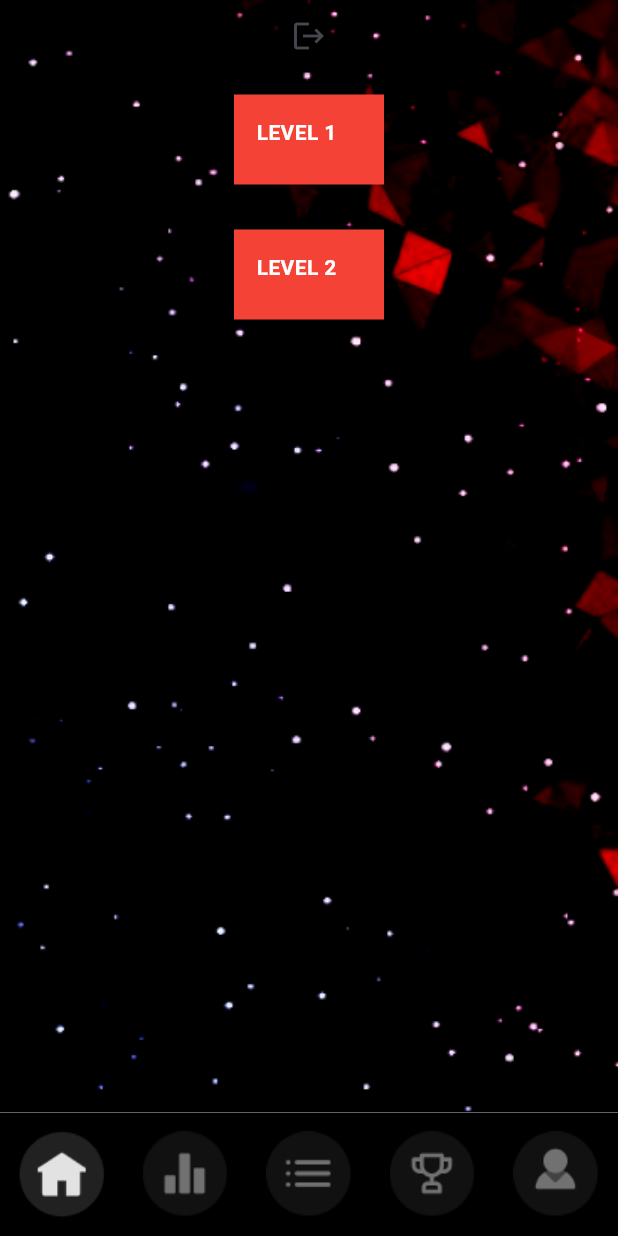
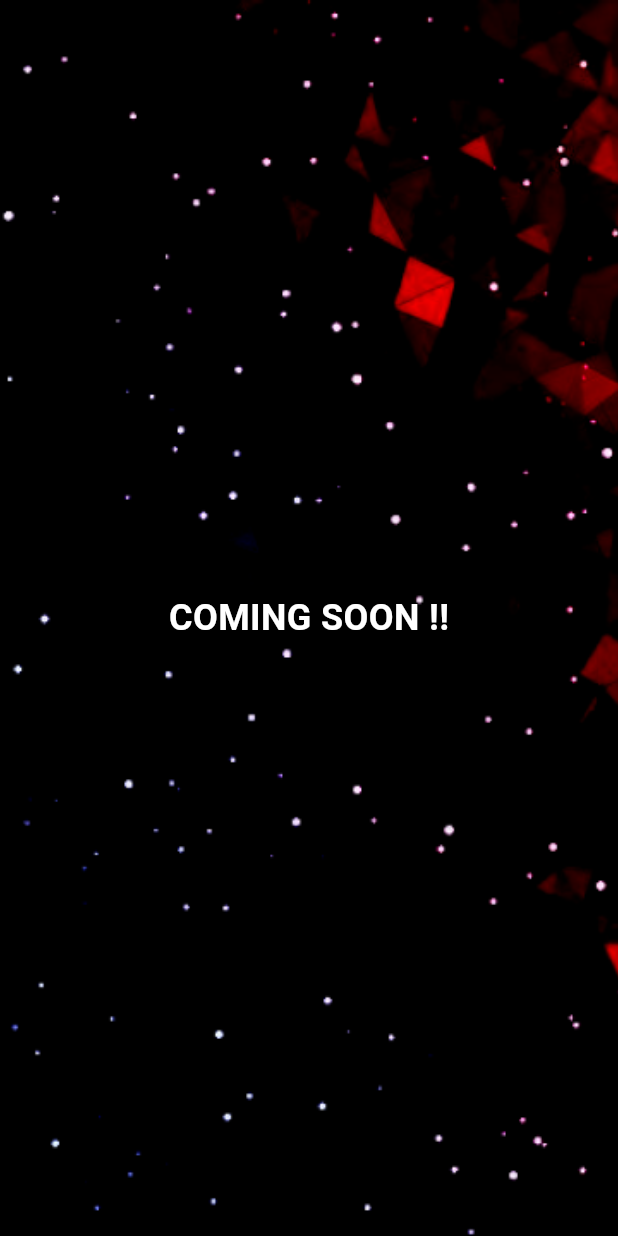
Before and after one commit to Amangupta0000/paradox2024_fronted, a Flutter app: the screen it shows after launch, after a tap on "LEVEL 2", on a phone screen of 412 x 824 dp. Run offline on Flutter 3.47's test engine with Material 3 defaults, Android fonts, the phone set to English and light mode, and no system bars; our stand-ins replace firebase_auth, firebase_core, get, sign_in_button; accounts and stored records are empty.

Commit message:
Coming soon page

```diff
--- /dev/null
+++ b/lib/features/home/screens/comingsoon.dart
@@ -0,0 +1,29 @@
+import 'package:flutter/material.dart';
+
+class comingsoon extends StatelessWidget {
+  const comingsoon({super.key});
+
+  @override
+  Widget build(BuildContext context) {
+    return Scaffold(
+      body: Container(
+        decoration: const BoxDecoration(
+          image: DecorationImage(
+            image: AssetImage("assets/bg.png"),
+            fit: BoxFit.cover,
+          ),
+        ),
+        child: const Center(
+          child: Text(
+            'COMING SOON !!',
+            style: TextStyle(
+              fontWeight: FontWeight.bold,
+              fontSize: 24,
+              color: Colors.white,
+            ),
+          ),
+        ),
+      ),
+    );
+  }
+}
--- a/lib/features/home/screens/home.dart
+++ b/lib/features/home/screens/home.dart
@@ -2,6 +2,7 @@ import 'package:firebase_auth/firebase_auth.dart';
 import 'package:flutter/cupertino.dart';
 import 'package:flutter/material.dart';
 import 'package:flutter/widgets.dart';
+import 'package:paradox_2024/features/home/screens/comingsoon.dart';
 import 'package:paradox_2024/features/home/screens/question_card_widget.dart';
 
 class HomeScreen extends StatelessWidget {
@@ -18,19 +19,24 @@ class HomeScreen extends StatelessWidget {
       mainAxisAlignment: MainAxisAlignment.center,
       children: [
         Center(
-          child: IconButton(onPressed: signOut, icon: Icon(Icons.logout)),
+          child: IconButton(
+            onPressed: signOut,
+            icon: const Icon(Icons.logout),
           ),
+        ),
+        const SizedBox(height: 200),
         GestureDetector(
           onTap: () {
             Navigator.of(context)
-                .push(MaterialPageRoute(builder: (ctx) => Question_Screen()));
+                .push(MaterialPageRoute(builder: (ctx) => const Question_Screen()));
           },
           child: Container(
             height: 60,
             width: 100,
             color: Colors.red,
-            margin: EdgeInsets.all(15),
-            padding: EdgeInsets.all(15),
+            margin: const EdgeInsets.all(15),
+            padding: const EdgeInsets.all(15),
+            child: const Center(
               child: Text(
                 'LEVEL 1',
                 style: TextStyle(
@@ -40,14 +46,19 @@ class HomeScreen extends StatelessWidget {
               ),
             ),
           ),
+        ),
         GestureDetector(
-          onTap: () {},
+          onTap: () {
+            Navigator.of(context)
+                .push(MaterialPageRoute(builder: (ctx) => const comingsoon()));
+          },
           child: Container(
             height: 60,
             width: 100,
             color: Colors.red,
-            margin: EdgeInsets.all(15),
-            padding: EdgeInsets.all(15),
+            margin: const EdgeInsets.all(15),
+            padding: const EdgeInsets.all(15),
+            child: const Center(
               child: Text(
                 'LEVEL 2',
                 style: TextStyle(
@@ -56,6 +67,7 @@ class HomeScreen extends StatelessWidget {
                 ),
               ),
             ),
+          ),
         )
       ],
     );
--- a/test.txt
+++ /dev/null
@@ -1 +0,0 @@
-mera naam rishab hai ehllow
```
Lines whose indentation alone changed are shown as unchanged.
